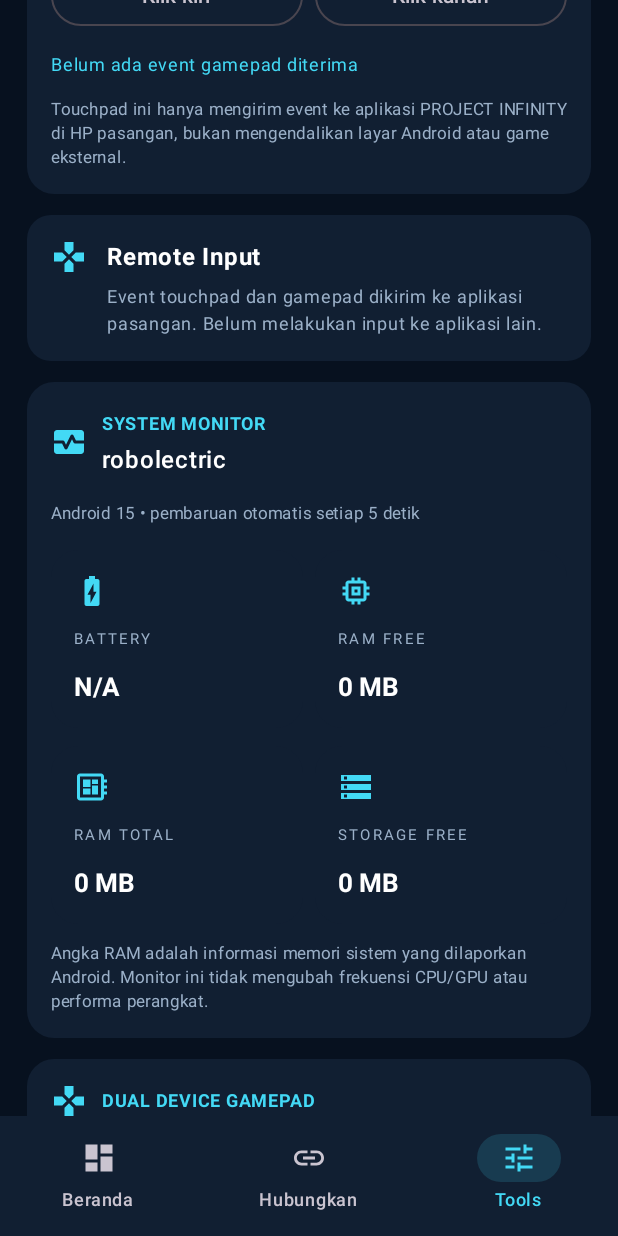
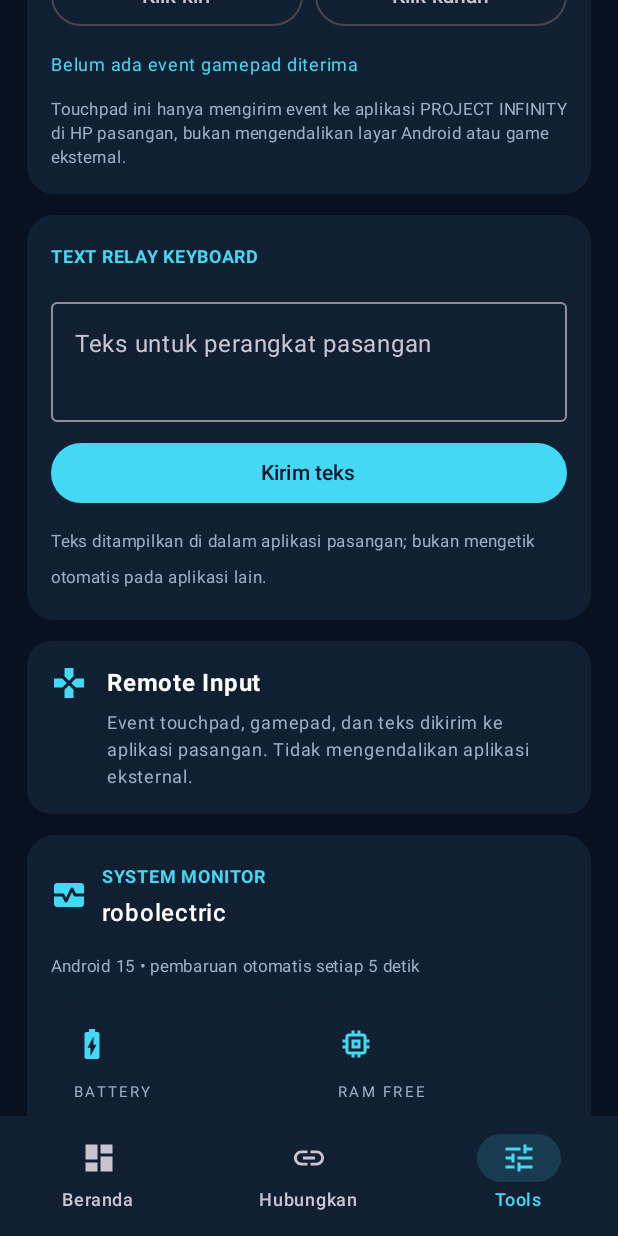
Before and after one commit to suksesjt12-source/Project-Infinit, an Android app built with Jetpack Compose: the screen it shows after launch (MainActivity), item 3 of the bottom bar chosen, scrolled down 520 dp, on a phone screen of 412 x 824 dp. Run offline under Robolectric (Android 15) with nearby library versions, the phone set to English and light mode, and no system bars.

Commit message:
Add text keyboard relay between paired apps

```diff
--- a/app/src/main/java/com/infinity/dual/MainActivity.kt
+++ b/app/src/main/java/com/infinity/dual/MainActivity.kt
@@ -158,6 +158,8 @@ fun InfinityApp() {
     val handlePeerMessage: (String) -> Unit = { incoming ->
         if (incoming.startsWith("PAD|")) {
             remotePadStatus = "Event dari perangkat pasangan: ${incoming.removePrefix("PAD|")}"
+        } else if (incoming.startsWith("KEY|")) {
+            messages = messages + "Keyboard peer: ${incoming.removePrefix("KEY|")}"
         } else {
             messages = messages + "Peer: $incoming"
         }
@@ -411,7 +413,8 @@ fun InfinityApp() {
                         item { Text("INFINITY TOOLS", color = Muted, fontSize = 12.sp, letterSpacing = 2.sp) }
                         item { FeatureCard("File Transfer", "Berikutnya: kirim file dengan pemilih file, progress, dan pemeriksaan checksum.", Icons.Default.Folder) }
                         item { TouchpadRelayCard(remotePadStatus, sendPadCommand) }
-                        item { FeatureCard("Remote Input", "Event touchpad dan gamepad dikirim ke aplikasi pasangan. Belum melakukan input ke aplikasi lain.", Icons.Default.Gamepad) }
+                        item { KeyboardRelayCard { text -> sendPadCommand("KEY|$text") } }
+                        item { FeatureCard("Remote Input", "Event touchpad, gamepad, dan teks dikirim ke aplikasi pasangan. Tidak mengendalikan aplikasi eksternal.", Icons.Default.Gamepad) }
                         item { SystemMonitorCard(deviceStats) }
                         item { GamepadRelayCard(remotePadStatus, sendPadCommand) }
                         item { FeatureCard("Screen & Audio Stream", "Streaming layar dan audio memerlukan persetujuan tangkap layar Android.", Icons.Default.Cast) }
@@ -488,6 +491,19 @@ private fun GamepadButton(label: String, command: String, onCommand: (String) ->
         contentPadding = PaddingValues(horizontal = 14.dp, vertical = 8.dp)
     ) {
         Text(label, fontWeight = FontWeight.Bold)
+    }
+}
+
+@Composable
+private fun KeyboardRelayCard(onSend: (String) -> Unit) {
+    var text by remember { mutableStateOf("") }
+    Card(colors = CardDefaults.cardColors(containerColor = Panel), shape = RoundedCornerShape(18.dp)) {
+        Column(Modifier.fillMaxWidth().padding(16.dp), verticalArrangement = Arrangement.spacedBy(10.dp)) {
+            Text("TEXT RELAY KEYBOARD", color = Cyan, fontWeight = FontWeight.Bold, fontSize = 12.sp)
+            OutlinedTextField(value = text, onValueChange = { text = it.take(500) }, modifier = Modifier.fillMaxWidth(), label = { Text("Teks untuk perangkat pasangan") }, minLines = 2)
+            Button(onClick = { if (text.isNotBlank()) { onSend(text); text = "" } }, modifier = Modifier.fillMaxWidth()) { Text("Kirim teks") }
+            Text("Teks ditampilkan di dalam aplikasi pasangan; bukan mengetik otomatis pada aplikasi lain.", color = Muted, fontSize = 11.sp)
+        }
     }
 }
 
```
